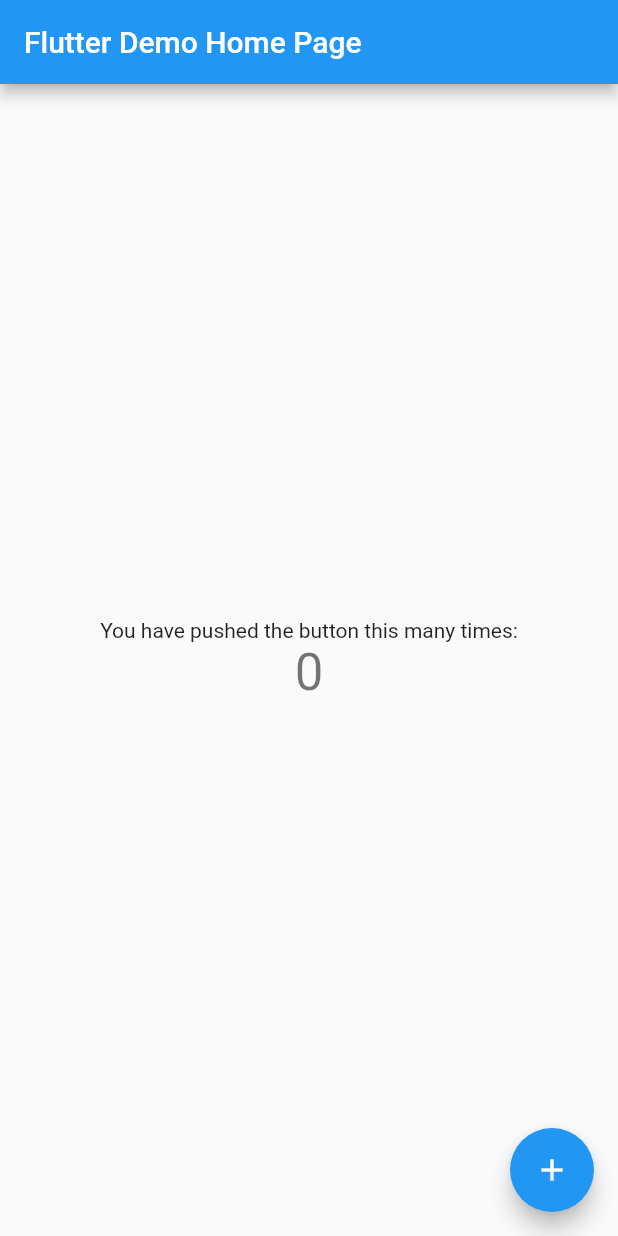
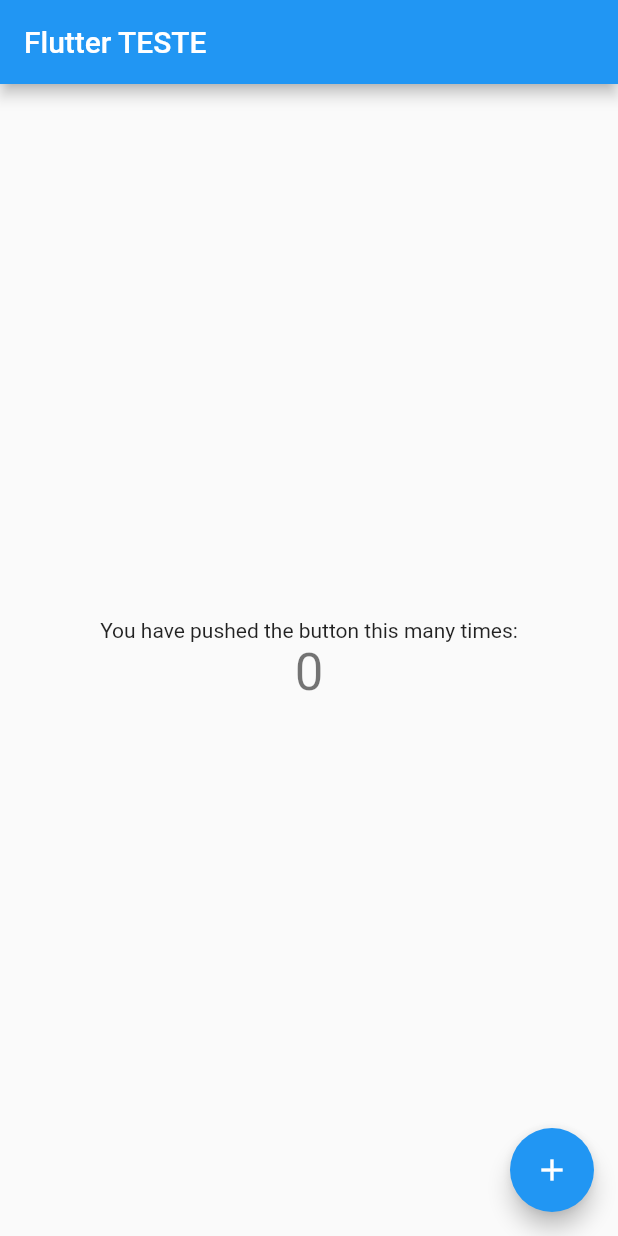
Before and after one commit to valdircarvalho/FPA, a Flutter app: the screen it shows after launch, on a phone screen of 412 x 824 dp. Run offline on Flutter 3.47's test engine with Material 2 defaults, Android fonts, the phone set to English and light mode, and no system bars.

Commit message:
StartCommit by test.

```diff
--- a/lib/main.dart
+++ b/lib/main.dart
@@ -26,7 +26,7 @@ class MyApp extends StatelessWidget {
         // closer together (more dense) than on mobile platforms.
         visualDensity: VisualDensity.adaptivePlatformDensity,
       ),
-      home: MyHomePage(title: 'Flutter Demo Home Page'),
+      home: MyHomePage(title: 'Flutter TESTE'),
     );
   }
 }
```
